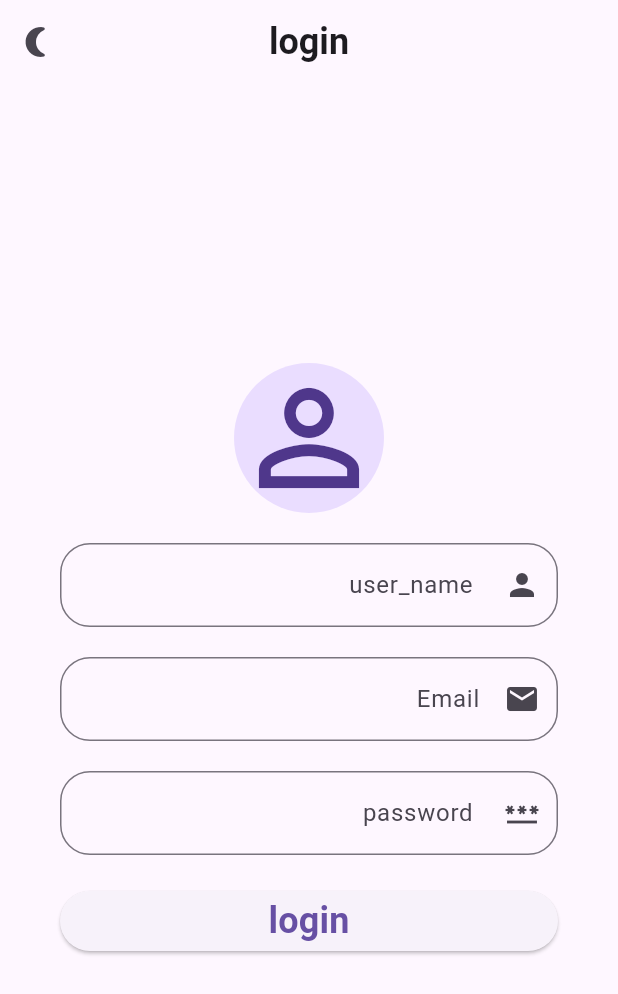
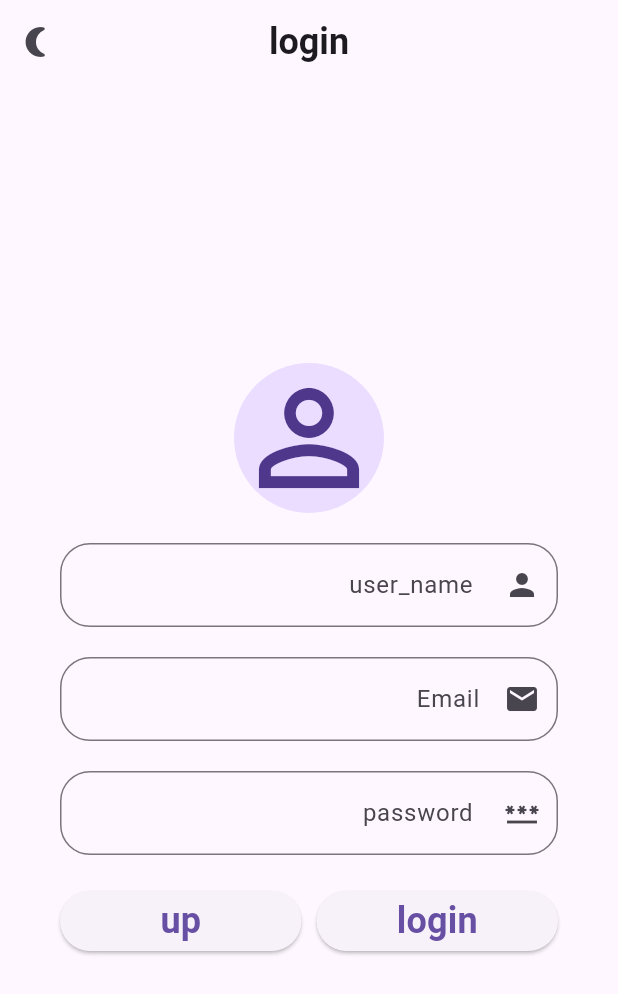
Before and after one commit to hilm733/h2, a Flutter app: the screen it shows after launch, on a phone screen of 412 x 824 dp. Shown: the top 994 px of the screen. Run offline on Flutter 3.47's test engine with Material 3 defaults, Android fonts, the phone set to English and light mode, and no system bars.

Commit message:
add up button  in login interface in design

```diff
--- a/lib/login.dart
+++ b/lib/login.dart
@@ -97,7 +97,20 @@ class Log extends StatelessWidget {
                               onPressed: () {},
                             ),
                           ),
+                          Expanded(
+                            child: ElevatedButton(
+                              onPressed: () {
 
+                              },
+                              child: Text(
+                                "up",
+                                style: TextStyle(
+                                  fontSize: 24,
+                                  fontWeight: FontWeight.bold,
+                                ),
+                              ),
+                            ),
+                          ),
                         ],
                       ),
                     ],
```
